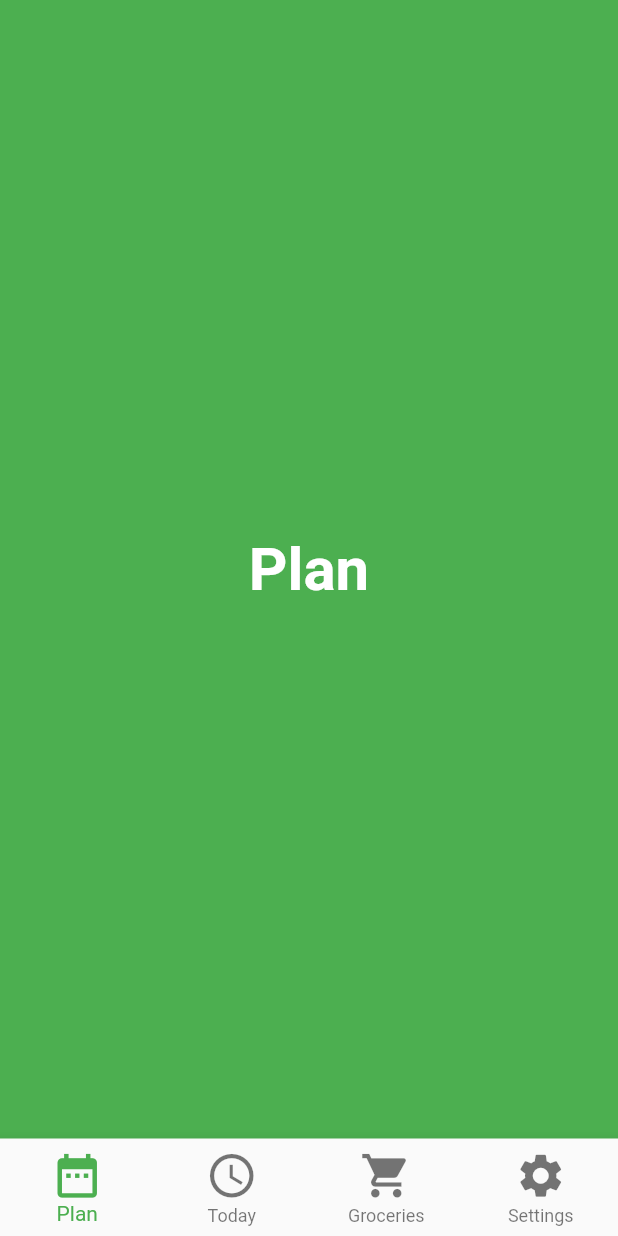
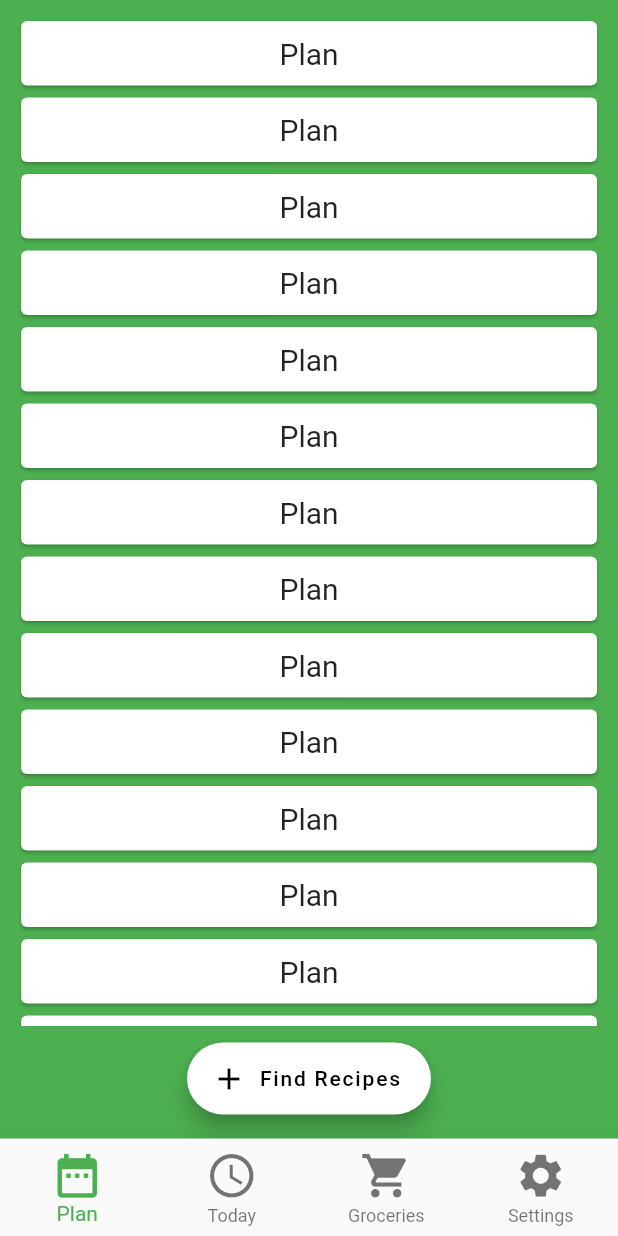
Before and after one commit to christopherlam888/recipe-ready-frontend, a Flutter app: the screen it shows after launch, on a phone screen of 412 x 824 dp. Run offline on Flutter 3.47's test engine with Material 2 defaults, Android fonts, the phone set to English and light mode, and no system bars.

Commit message:
started working on list, cards, and button for plan

```diff
--- a/lib/plan.dart
+++ b/lib/plan.dart
@@ -10,16 +10,43 @@ class _PlanState extends State<Plan> {
   Widget build(BuildContext context) {
     return Scaffold(
       backgroundColor: Colors.green,
-      body: Center(
-          child: Text(
-              "Plan",
-              style: TextStyle(
-                fontSize: 40.0,
-                fontWeight: FontWeight.bold,
-                color: Colors.white,
-              )
-          )
+      body: Padding(
+        padding: const EdgeInsets.fromLTRB(10.0, 10.0, 10.0, 75.0),
+        child: ListView.builder(
+          itemCount: 14,
+          itemBuilder: (context, index){
+            return Card(
+              color: Colors.white,
+              child: Center(
+                child: Padding(
+                  padding: const EdgeInsets.all(10.0),
+                  child: Text(
+                    "Plan",
+                    style: TextStyle(
+                      fontSize: 20,
+                    ),
+                  ),
+                ),
+              ),
+            );
+          },
+        ),
       ),
+      floatingActionButton: FloatingActionButton.extended(
+        onPressed: () {},
+        backgroundColor: Colors.white,
+        icon: Icon(
+          Icons.add,
+          color: Colors.black,
+        ),
+        label: Text(
+          "Find Recipes",
+          style: TextStyle(
+            color: Colors.black,
+          ),
+        )
+      ),
+      floatingActionButtonLocation: FloatingActionButtonLocation.centerFloat,
     );
   }
 }
```
